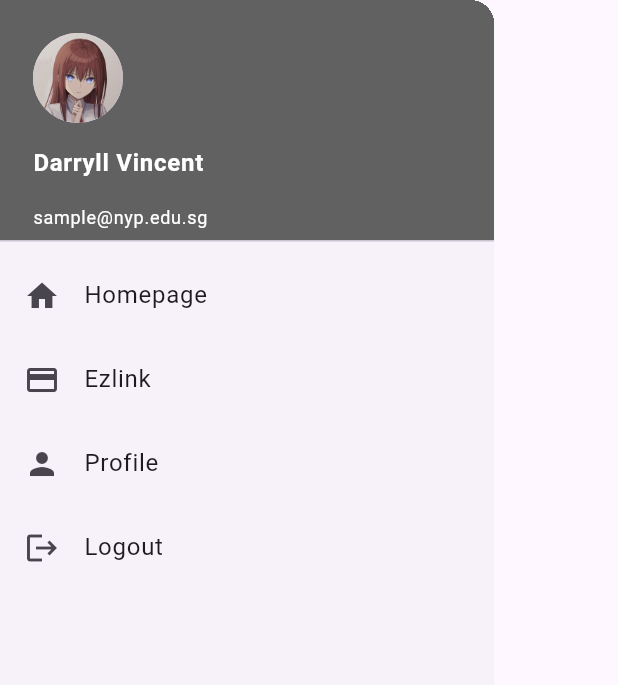
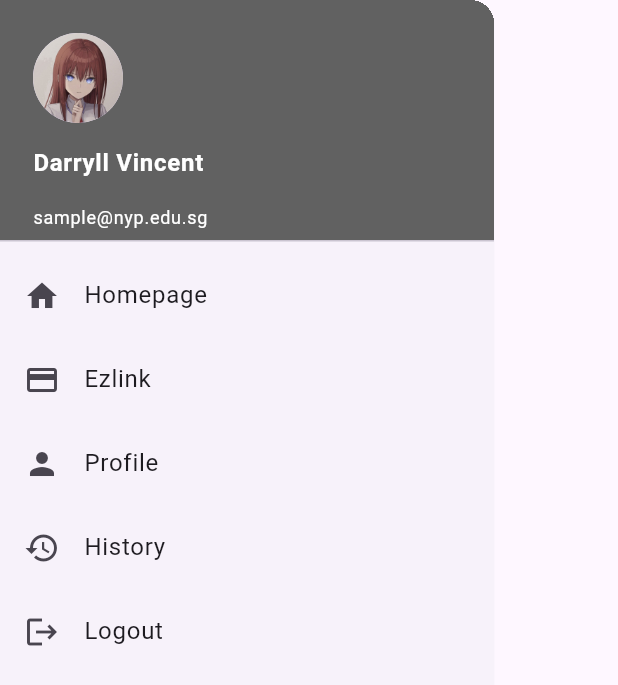
Before and after one commit to DarryllV/mad_flutterproject2024, a Flutter app: the MyDrawer widget shown alone on an empty page, opened directly, on a phone screen of 412 x 824 dp. Shown: the top 685 px of the screen. Run offline on Flutter 3.47's test engine with Material 3 defaults, Android fonts, the phone set to English and light mode, and no system bars.

Commit message:
a lot of changes

```diff
--- a/lib/drawer.dart
+++ b/lib/drawer.dart
@@ -68,9 +68,15 @@ class MyDrawer extends StatelessWidget {
             ),
 
             ListTile(
+              leading: Icon(Icons.history),
+              title: Text('History'),
+              onTap: () => onTap(context, 3, ""),
+            ),
+
+            ListTile(
               leading: Icon(Icons.logout),
               title: Text('Logout'),
-              onTap: () => onTap(context, 3, ""),
+              onTap: () => onTap(context, 4, ""),
             ),
           ],
         )
--- a/lib/homepage.dart
+++ b/lib/homepage.dart
@@ -4,6 +4,7 @@ import 'drawer.dart';
 import 'home.dart';
 import 'profile.dart';
 import 'ezlink.dart';
+import 'history.dart';
 
 class Homepage extends StatefulWidget {
   final MyData data; //to hold data passed onto this page
@@ -19,7 +20,7 @@ class Homepage extends StatefulWidget {
   class _HomepageState extends State<Homepage> {
     String title = 'Home';
     int index = 0;
-    List<Widget> list = [Home(), Ezlink(), Profile(), LoginPage()];
+    List<Widget> list = [Home(), Ezlink(), Profile(), History(), LoginPage()];
 
     @override
     Widget build(BuildContext context) {
```
Also changed, not shown: lib/history.dart (added, +13 -0 lines), lib/home.dart (+12 -0 lines), lib/topup.dart (+24 -5 lines), lib/topupsucc.dart (added).
